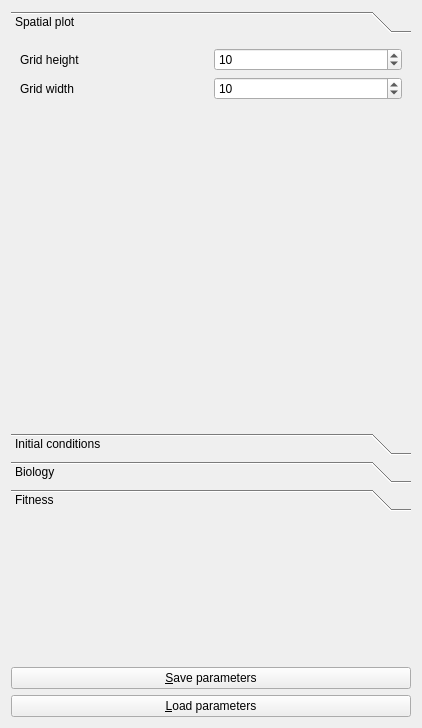
The window that korter_project_qt_parameters_widget.ui (richelbilderbeek/korter_project) describes before a commit, drawn with Qt 5.
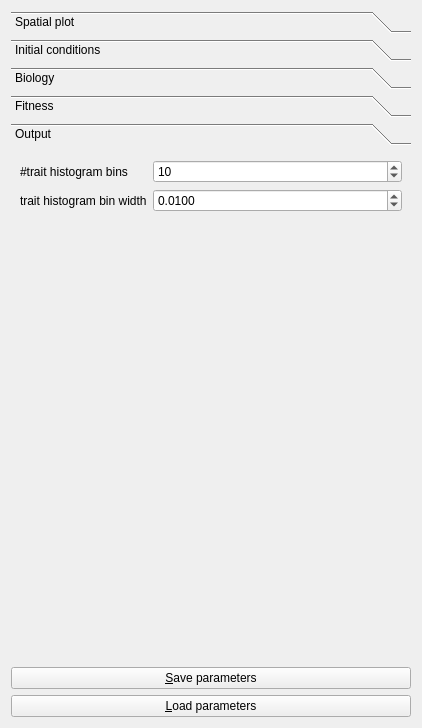
The same window after the commit. Icons and pictures are not drawn.

Commit message: Can specify trait histogram's number of bins and bin width

The edit to the form file:
```diff
--- a/korter_project_qt_parameters_widget.ui
+++ b/korter_project_qt_parameters_widget.ui
@@ -49,7 +49,7 @@
       </size>
      </property>
      <property name="currentIndex">
-      <number>0</number>
+      <number>4</number>
      </property>
      <widget class="QWidget" name="page_spatial_plot">
       <property name="geometry">
@@ -57,7 +57,7 @@
         <x>0</x>
         <y>0</y>
         <width>400</width>
-        <height>376</height>
+        <height>345</height>
        </rect>
       </property>
       <attribute name="label">
@@ -323,6 +323,59 @@
       </attribute>
       <layout class="QGridLayout" name="gridLayout_2"/>
      </widget>
+     <widget class="QWidget" name="page_output">
+      <attribute name="label">
+       <string>Output</string>
+      </attribute>
+      <layout class="QFormLayout" name="formLayout">
+       <item row="0" column="0">
+        <widget class="QLabel" name="label_n_trait_histogram_bins">
+         <property name="text">
+          <string>#trait histogram bins</string>
+         </property>
+        </widget>
+       </item>
+       <item row="1" column="0">
+        <widget class="QLabel" name="label_trait_histogram_bin_width">
+         <property name="text">
+          <string>trait histogram bin width</string>
+         </property>
+        </widget>
+       </item>
+       <item row="1" column="1">
+        <widget class="QDoubleSpinBox" name="box_trait_histogram_bin_width">
+         <property name="decimals">
+          <number>4</number>
+         </property>
+         <property name="minimum">
+          <double>0.000100000000000</double>
+         </property>
+         <property name="maximum">
+          <double>100.000000000000000</double>
+         </property>
+         <property name="singleStep">
+          <double>0.010000000000000</double>
+         </property>
+         <property name="value">
+          <double>0.010000000000000</double>
+         </property>
+        </widget>
+       </item>
+       <item row="0" column="1">
+        <widget class="QSpinBox" name="box_n_trait_histogram_bins">
+         <property name="minimum">
+          <number>1</number>
+         </property>
+         <property name="maximum">
+          <number>10000</number>
+         </property>
+         <property name="value">
+          <number>10</number>
+         </property>
+        </widget>
+       </item>
+      </layout>
+     </widget>
     </widget>
    </item>
    <item row="1" column="0">
```
Left out of the diff: 10 changed lines with no effect on the pictures. The commit also changes 9 other files.
